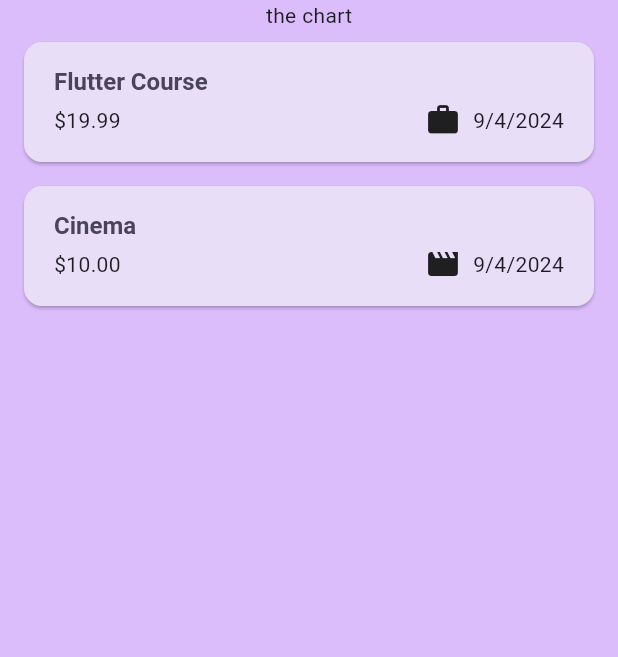
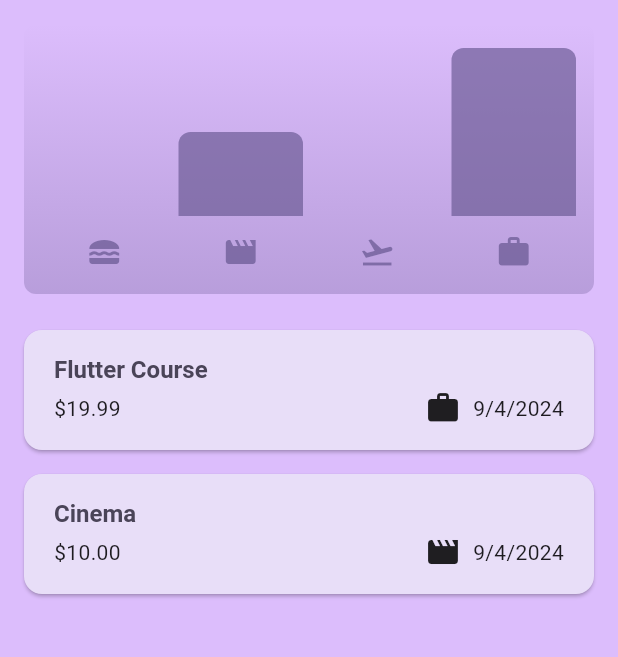
Before and after one commit to parakh2001/Expense-Tracker-Flutter, a Flutter app: the screen it shows after launch, on a phone screen of 412 x 824 dp, the part 84-741 px from its top. Run offline on Flutter 3.47's test engine with Material 3 defaults, Android fonts, the phone set to English and light mode, and no system bars.

```diff
--- a/lib/models/expense.dart
+++ b/lib/models/expense.dart
@@ -38,7 +38,8 @@ class ExpenseBucket {
     required this.expenses,
   });
   // adding own alternative constructor function(named)
-  ExpenseBucket.forCategory(List<Expense> allExpenses,this.category);
+  ExpenseBucket.forCategory(List<Expense> allExpenses, this.category)
+      : expenses = allExpenses.where((expense) => expense.category == category).toList();
   final Category category;
   final List<Expense> expenses;
   //getter
--- /dev/null
+++ b/lib/widgets/chart/chart.dart
@@ -0,0 +1,95 @@
+import 'package:flutter/material.dart';
+
+import 'package:expense_tracker/widgets/chart/chart_bar.dart';
+import 'package:expense_tracker/models/expense.dart';
+
+class Chart extends StatelessWidget {
+  const Chart({super.key, required this.expenses});
+
+  final List<Expense> expenses;
+
+  List<ExpenseBucket> get buckets {
+    return [
+      ExpenseBucket.forCategory(expenses, Category.food),
+      ExpenseBucket.forCategory(expenses, Category.leisure),
+      ExpenseBucket.forCategory(expenses, Category.travel),
+      ExpenseBucket.forCategory(expenses, Category.work),
+    ];
+  }
+
+  double get maxTotalExpense {
+    double maxTotalExpense = 0;
+
+    for (final bucket in buckets) {
+      if (bucket.totalExpenses > maxTotalExpense) {
+        maxTotalExpense = bucket.totalExpenses;
+      }
+    }
+
+    return maxTotalExpense;
+  }
+
+  @override
+  Widget build(BuildContext context) {
+    final isDarkMode =
+        MediaQuery.of(context).platformBrightness == Brightness.dark;
+    return Container(
+      margin: const EdgeInsets.all(16),
+      padding: const EdgeInsets.symmetric(
+        vertical: 16,
+        horizontal: 8,
+      ),
+      width: double.infinity,
+      height: 180,
+      decoration: BoxDecoration(
+        borderRadius: BorderRadius.circular(8),
+        gradient: LinearGradient(
+          colors: [
+            Theme.of(context).colorScheme.primary.withOpacity(0.3),
+            Theme.of(context).colorScheme.primary.withOpacity(0.0)
+          ],
+          begin: Alignment.bottomCenter,
+          end: Alignment.topCenter,
+        ),
+      ),
+      child: Column(
+        children: [
+          Expanded(
+            child: Row(
+              crossAxisAlignment: CrossAxisAlignment.end,
+              children: [
+                for (final bucket in buckets) // alternative to map()
+                  ChartBar(
+                    fill: bucket.totalExpenses == 0
+                        ? 0
+                        : bucket.totalExpenses / maxTotalExpense,
+                  )
+              ],
+            ),
+          ),
+          const SizedBox(height: 12),
+          Row(
+            children: buckets
+                .map(
+                  (bucket) => Expanded(
+                    child: Padding(
+                      padding: const EdgeInsets.symmetric(horizontal: 4),
+                      child: Icon(
+                        categoryIcons[bucket.category],
+                        color: isDarkMode
+                            ? Theme.of(context).colorScheme.secondary
+                            : Theme.of(context)
+                                .colorScheme
+                                .primary
+                                .withOpacity(0.7),
+                      ),
+                    ),
+                  ),
+                )
+                .toList(),
+          )
+        ],
+      ),
+    );
+  }
+}
--- /dev/null
+++ b/lib/widgets/chart/chart_bar.dart
@@ -0,0 +1,34 @@
+import 'package:flutter/material.dart';
+
+class ChartBar extends StatelessWidget {
+  const ChartBar({
+    super.key,
+    required this.fill,
+  });
+
+  final double fill;
+
+  @override
+  Widget build(BuildContext context) {
+    final isDarkMode =
+        MediaQuery.of(context).platformBrightness == Brightness.dark;
+    return Expanded(
+      child: Padding(
+        padding: const EdgeInsets.symmetric(horizontal: 4),
+        child: FractionallySizedBox(
+          heightFactor: fill,
+          child: DecoratedBox(
+            decoration: BoxDecoration(
+              shape: BoxShape.rectangle,
+              borderRadius:
+                  const BorderRadius.vertical(top: Radius.circular(8)),
+              color: isDarkMode
+                  ? Theme.of(context).colorScheme.secondary
+                  : Theme.of(context).colorScheme.primary.withOpacity(0.65),
+            ),
+          ),
+        ),
+      ),
+    );
+  }
+}
--- a/lib/widgets/expenses.dart
+++ b/lib/widgets/expenses.dart
@@ -1,3 +1,4 @@
+import 'package:expense_tracker/widgets/chart/chart.dart';
 import 'package:expense_tracker/widgets/expenses_list/expenses_list.dart';
 import 'package:expense_tracker/widgets/new_expense.dart';
 import 'package:flutter/material.dart';
@@ -85,7 +86,7 @@ class _ExpensesState extends State<Expenses> {
         body: Column(
           children: [
             // toolbar with the add button => Row()
-            Text('the chart'),
+            Chart(expenses: _registeredExpenses),
             Expanded(
               child: ExpensesList(
                 expenses: _registeredExpenses,
```
